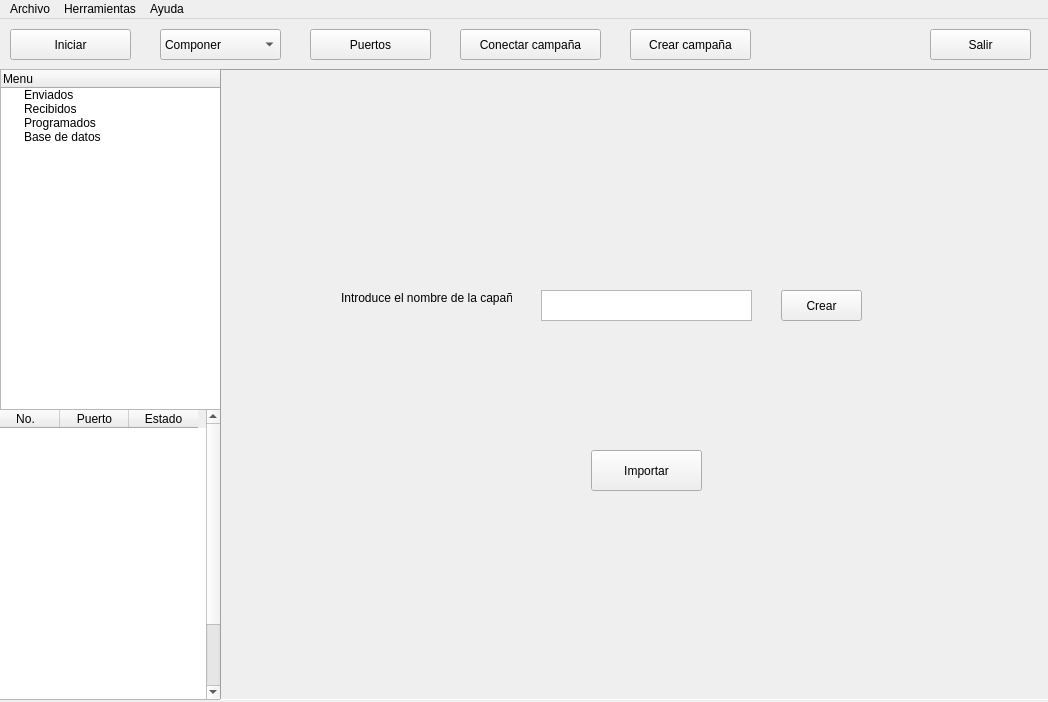
Old version of the form FirstqtUI.ui in the repository AlanPerez001/SMS-GSM.
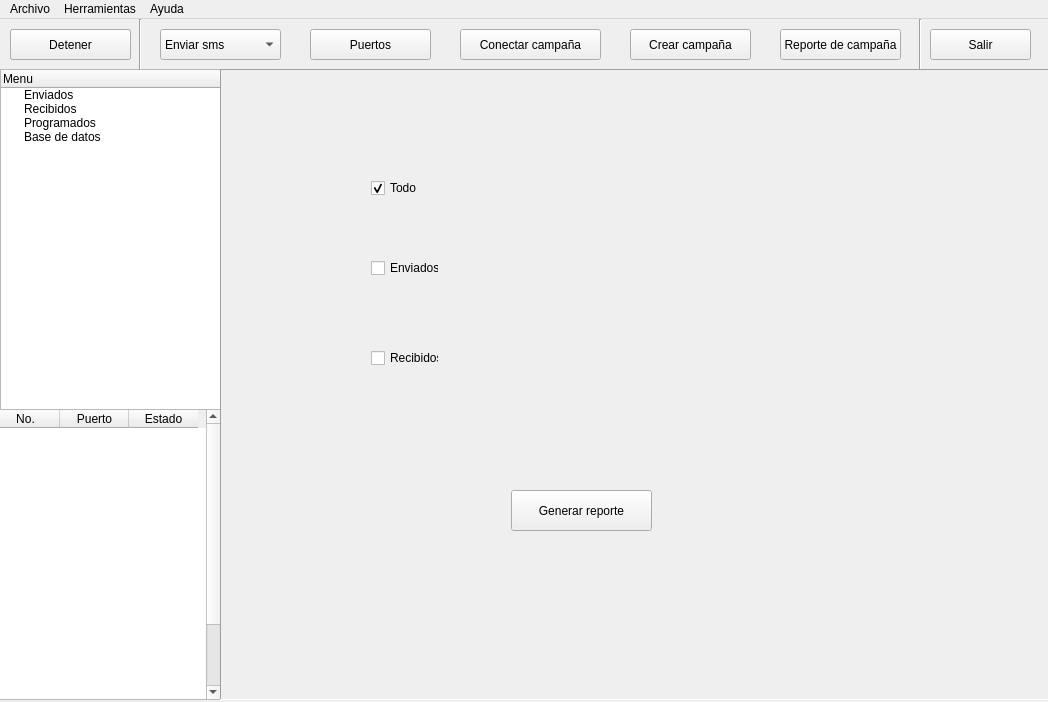
New version of the form.

Commit message: Reporte completo, Detener puertos, Hora envio

The edit to the form file:
```diff
--- a/FirstqtUI.ui
+++ b/FirstqtUI.ui
@@ -134,6 +134,9 @@
     </column>
    </widget>
    <widget class="QStackedWidget" name="stackedWidget">
+    <property name="enabled">
+     <bool>true</bool>
+    </property>
     <property name="geometry">
      <rect>
       <x>220</x>
@@ -152,7 +155,7 @@
      <enum>QFrame::Sunken</enum>
     </property>
     <property name="currentIndex">
-     <number>6</number>
+     <number>7</number>
     </property>
     <widget class="QWidget" name="page">
      <widget class="QPushButton" name="pushButton">
@@ -2318,37 +2321,6 @@
        <string>Actualiza</string>
       </property>
      </widget>
-     <widget class="QProgressBar" name="progressBar_2">
-      <property name="geometry">
-       <rect>
-        <x>610</x>
-        <y>570</y>
-        <width>118</width>
-        <height>23</height>
-       </rect>
-      </property>
-      <property name="layoutDirection">
-       <enum>Qt::LeftToRight</enum>
-      </property>
-      <property name="autoFillBackground">
-       <bool>false</bool>
-      </property>
-      <property name="value">
-       <number>0</number>
-      </property>
-      <property name="alignment">
-       <set>Qt::AlignCenter</set>
-      </property>
-      <property name="textVisible">
-       <bool>true</bool>
-      </property>
-      <property name="orientation">
-       <enum>Qt::Horizontal</enum>
-      </property>
-      <property name="invertedAppearance">
-       <bool>false</bool>
-      </property>
-     </widget>
     </widget>
     <widget class="QWidget" name="page_6">
      <widget class="QPushButton" name="Create_DB">
@@ -2401,6 +2373,63 @@
       </property>
      </widget>
     </widget>
+    <widget class="QWidget" name="page_7">
+     <widget class="QCheckBox" name="rep_enviados_checkbx">
+      <property name="geometry">
+       <rect>
+        <x>150</x>
+        <y>190</y>
+        <width>68</width>
+        <height>16</height>
+       </rect>
+      </property>
+      <property name="text">
+       <string>Enviados</string>
+      </property>
+     </widget>
+     <widget class="QCheckBox" name="rep_recib_checkbx">
+      <property name="geometry">
+       <rect>
+        <x>150</x>
+        <y>280</y>
+        <width>68</width>
+        <height>16</height>
+       </rect>
+      </property>
+      <property name="text">
+       <string>Recibidos</string>
+      </property>
+     </widget>
+     <widget class="QCheckBox" name="rep_todo_checkbx">
+      <property name="geometry">
+       <rect>
+        <x>150</x>
+        <y>110</y>
+        <width>68</width>
+        <height>16</height>
+       </rect>
+      </property>
+      <property name="text">
+       <string>Todo</string>
+      </property>
+      <property name="checked">
+       <bool>true</bool>
+      </property>
+     </widget>
+     <widget class="QPushButton" name="genera_rep_btn">
+      <property name="geometry">
+       <rect>
+        <x>290</x>
+        <y>420</y>
+        <width>141</width>
+        <height>41</height>
+       </rect>
+      </property>
+      <property name="text">
+       <string>Generar reporte</string>
+      </property>
+     </widget>
+    </widget>
    </widget>
    <widget class="QPushButton" name="IniciarBTN">
     <property name="geometry">
@@ -2424,6 +2453,11 @@
       <height>31</height>
      </rect>
     </property>
+    <item>
+     <property name="text">
+      <string>Enviar sms</string>
+     </property>
+    </item>
     <item>
      <property name="text">
       <string>Componer</string>
@@ -2487,6 +2521,58 @@
      <string>Crear campaña</string>
     </property>
    </widget>
+   <widget class="QPushButton" name="Reporte_camp">
+    <property name="geometry">
+     <rect>
+      <x>780</x>
+      <y>10</y>
+      <width>121</width>
+      <height>31</height>
+     </rect>
+    </property>
+    <property name="text">
+     <string>Reporte de campaña</string>
+    </property>
+   </widget>
+   <widget class="QPushButton" name="Stop_btn">
+    <property name="geometry">
+     <rect>
+      <x>10</x>
+      <y>10</y>
+      <width>121</width>
+      <height>31</height>
+     </rect>
+    </property>
+    <property name="text">
+     <string>Detener</string>
+    </property>
+   </widget>
+   <widget class="Line" name="line">
+    <property name="geometry">
+     <rect>
+      <x>910</x>
+      <y>0</y>
+      <width>20</width>
+      <height>51</height>
+     </rect>
+    </property>
+    <property name="orientation">
+     <enum>Qt::Vertical</enum>
+    </property>
+   </widget>
+   <widget class="Line" name="line_2">
+    <property name="geometry">
+     <rect>
+      <x>130</x>
+      <y>0</y>
+      <width>20</width>
+      <height>51</height>
+     </rect>
+    </property>
+    <property name="orientation">
+     <enum>Qt::Vertical</enum>
+    </property>
+   </widget>
    <zorder>comboBox</zorder>
    <zorder>treeWidget</zorder>
    <zorder>tableWidget</zorder>
@@ -2496,6 +2582,10 @@
    <zorder>ExitBTN</zorder>
    <zorder>Connect_DB</zorder>
    <zorder>crear_campaa</zorder>
+   <zorder>Reporte_camp</zorder>
+   <zorder>Stop_btn</zorder>
+   <zorder>line</zorder>
+   <zorder>line_2</zorder>
   </widget>
   <widget class="QMenuBar" name="menubar">
    <property name="geometry">
```
The commit also changes 3 other files.
